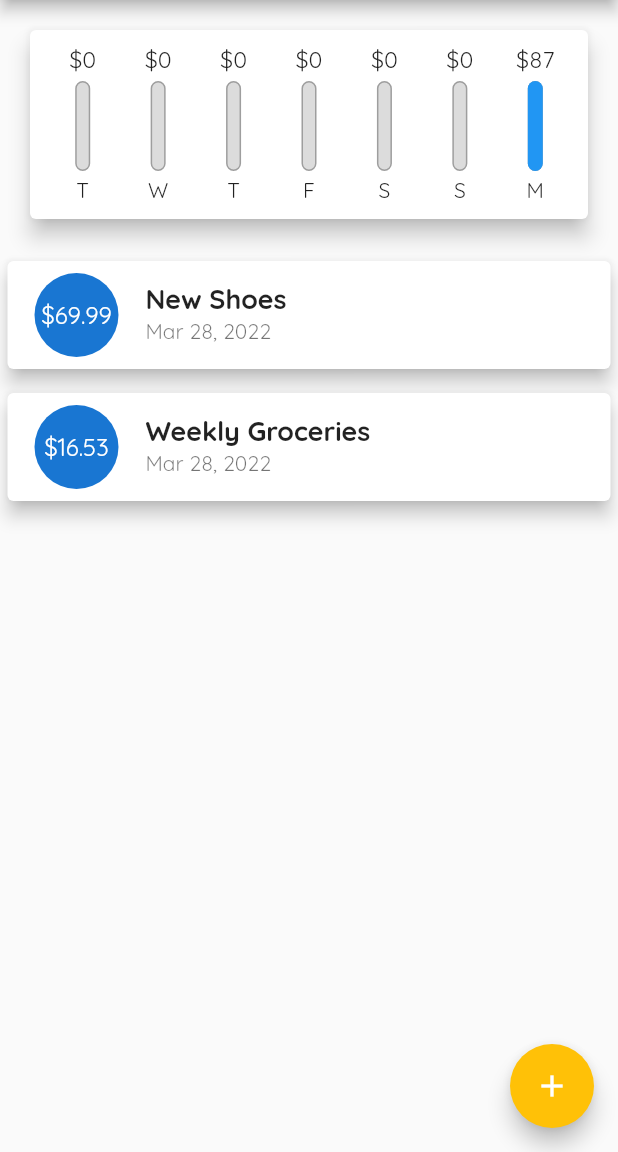
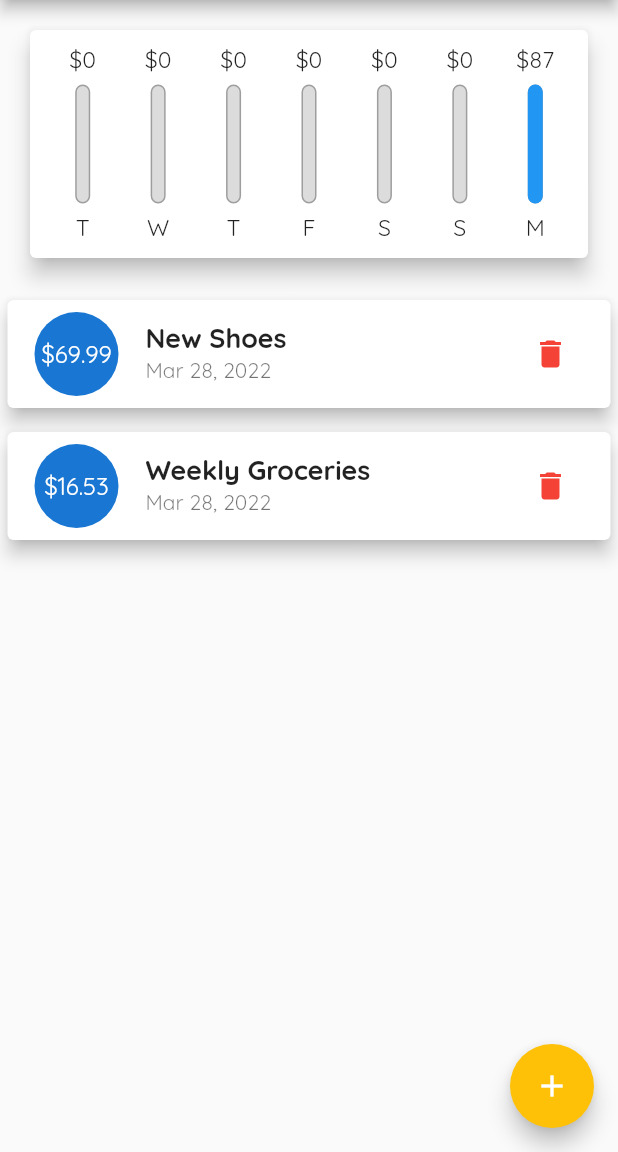
Before and after one commit to absolute-vijju/Personal-Expenses-Flutter, a Flutter app: the screen it shows after launch, on a phone screen of 412 x 824 dp, the part 84-1236 px from its top. Run offline on Flutter 3.47's test engine with Material 2 defaults, Android fonts, the phone set to English and light mode, and no system bars.

Commit message:
Made height of all widgets dynamic

```diff
--- a/lib/main.dart
+++ b/lib/main.dart
@@ -1,3 +1,5 @@
+import 'package:flutter/services.dart';
+
 import '../widgets/chart.dart';
 import '../widgets/new_transactions.dart';
 import '../widgets/transaction_list.dart';
@@ -5,6 +7,12 @@ import '../models/transaction.dart';
 import 'package:flutter/material.dart';
 
 void main() {
+  // Uncomment this code if you want force your app in PORTRAIT mode only.
+  // WidgetsFlutterBinding.ensureInitialized();
+  // SystemChrome.setPreferredOrientations([
+  //   DeviceOrientation.portraitUp,
+  //   DeviceOrientation.portraitDown,
+  // ]);
   runApp(MyApp());
 }
 
@@ -15,6 +23,7 @@ class MyApp extends StatelessWidget {
       title: "Personal Expenses",
       theme: ThemeData(
         fontFamily: "Quicksand",
+        errorColor: Colors.red,
         colorScheme: ColorScheme.fromSwatch(primarySwatch: Colors.purple)
             .copyWith(secondary: Colors.amber),
         textTheme: const TextTheme(
@@ -60,7 +69,8 @@ class _MyHomePageState extends State<MyHomePage> {
 
   List<Transaction> get _recentTransactions {
     return _userTransactions.where((element) {
-      return element.date.isAfter(DateTime.now().subtract(Duration(days: 7)));
+      return element.date
+          .isAfter(DateTime.now().subtract(const Duration(days: 7)));
     }).toList();
   }
 
@@ -77,6 +87,12 @@ class _MyHomePageState extends State<MyHomePage> {
     });
   }
 
+  void _deleteTransaction(String id) {
+    setState(() {
+      _userTransactions.removeWhere((element) => element.id == id);
+    });
+  }
+
   void startAddNewTransaction(BuildContext ctx) {
     showModalBottomSheet(
       context: ctx,
@@ -88,8 +104,7 @@ class _MyHomePageState extends State<MyHomePage> {
 
   @override
   Widget build(BuildContext context) {
-    return Scaffold(
-      appBar: AppBar(
+    final appBar = AppBar(
       title: const Text(
         "Personal Expenses",
       ),
@@ -101,14 +116,27 @@ class _MyHomePageState extends State<MyHomePage> {
           icon: const Icon(Icons.add),
         )
       ],
-      ),
+    );
+
+    return Scaffold(
+      appBar: appBar,
       body: SingleChildScrollView(
         child: Column(
           mainAxisAlignment: MainAxisAlignment.start,
           crossAxisAlignment: CrossAxisAlignment.stretch,
           children: [
-            Chart(_recentTransactions),
-            TransactionList(_userTransactions)
+            Container(
+                height: (MediaQuery.of(context).size.height -
+                        appBar.preferredSize.height -
+                        MediaQuery.of(context).padding.top) *
+                    0.25,
+                child: Chart(_recentTransactions)),
+            Container(
+                height: (MediaQuery.of(context).size.height -
+                        appBar.preferredSize.height -
+                        MediaQuery.of(context).padding.top) *
+                    0.75,
+                child: TransactionList(_userTransactions, _deleteTransaction))
           ],
         ),
       ),
@@ -116,7 +144,9 @@ class _MyHomePageState extends State<MyHomePage> {
         onPressed: () {
           startAddNewTransaction(context);
         },
-        child: const Icon(Icons.add),
+        child: const Icon(
+          Icons.add,
+        ),
       ),
     );
   }
--- a/lib/widgets/chart_bar.dart
+++ b/lib/widgets/chart_bar.dart
@@ -9,19 +9,20 @@ class ChartBar extends StatelessWidget {
 
   @override
   Widget build(BuildContext context) {
-    return Column(
+    return LayoutBuilder(
+      builder: (context, constraints) => Column(
         children: [
           Container(
-          height: 20,
+            height: constraints.maxHeight * 0.15,
             child: FittedBox(
               child: Text("\$${spendingAmount.toStringAsFixed(0)}"),
             ),
           ),
-        const SizedBox(
-          height: 4,
+          SizedBox(
+            height: constraints.maxHeight * 0.05,
           ),
           Container(
-          height: 60,
+            height: constraints.maxHeight * 0.6,
             width: 10,
             child: Stack(
               children: [
@@ -44,11 +45,17 @@ class ChartBar extends StatelessWidget {
               ],
             ),
           ),
-        const SizedBox(
-          height: 4,
+          SizedBox(
+            height: constraints.maxHeight * 0.05,
           ),
-        Text(label),
+          Container(
+            height: constraints.maxHeight * 0.15,
+            child: FittedBox(
+              child: Text(label),
+            ),
+          ),
         ],
+      ),
     );
   }
 }
--- a/lib/widgets/transaction_list.dart
+++ b/lib/widgets/transaction_list.dart
@@ -5,13 +5,13 @@ import '../models/transaction.dart';
 
 class TransactionList extends StatelessWidget {
   final List<Transaction> transactions;
+  final Function deleteTransaction;
 
-  TransactionList(this.transactions);
+  TransactionList(this.transactions, this.deleteTransaction);
 
   @override
   Widget build(BuildContext context) {
     return Container(
-        height: 300,
         child: transactions.isEmpty
             ? Column(
                 children: [
@@ -56,6 +56,14 @@ class TransactionList extends StatelessWidget {
                       subtitle: Text(
                         DateFormat.yMMMd().format(transactions[index].date),
                       ),
+                      trailing: IconButton(
+                        icon: const Icon(
+                          Icons.delete,
+                          color: Colors.red,
+                        ),
+                        onPressed: () =>
+                            deleteTransaction(transactions[index].id),
+                      ),
                     ),
                   );
                 },
```
Lines whose indentation alone changed are shown as unchanged.
